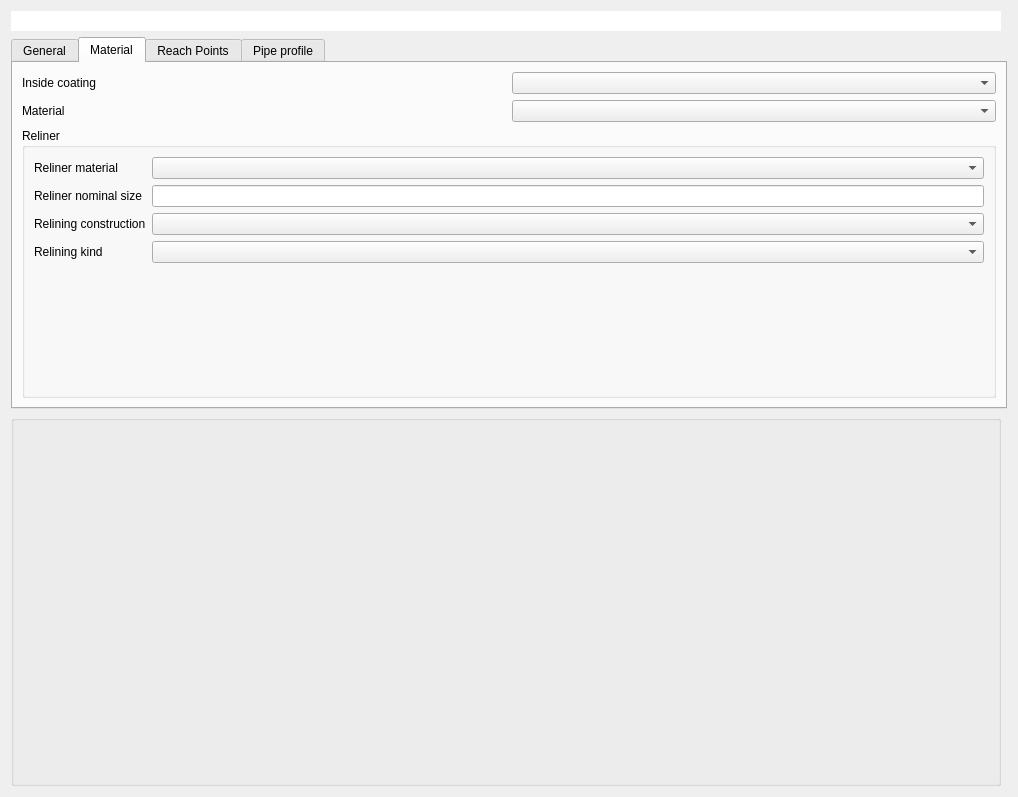
Qt form project/forms/reach.ui (QGEP/QGEP) before a commit.
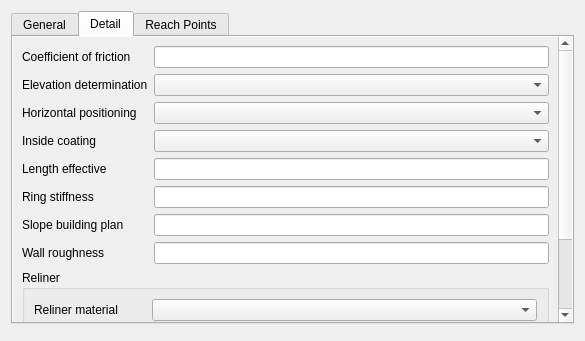
The same form after that commit. The open tabs and pages were chosen to show the change. Custom widgets are drawn as their Qt base class.

Commit message: A lot of updates to forms and project

The edit to the form file:
```diff
--- a/project/forms/reach.ui
+++ b/project/forms/reach.ui
@@ -6,31 +6,15 @@
    <rect>
     <x>0</x>
     <y>0</y>
-    <width>1018</width>
-    <height>797</height>
+    <width>585</width>
+    <height>341</height>
    </rect>
   </property>
   <property name="windowTitle">
    <string>Form</string>
   </property>
   <layout class="QGridLayout" name="gridLayout">
-   <item row="0" column="0">
-    <widget class="QLineEdit" name="obj_id">
-     <property name="font">
-      <font>
-       <weight>75</weight>
-       <bold>true</bold>
-      </font>
-     </property>
-     <property name="frame">
-      <bool>false</bool>
-     </property>
-     <property name="readOnly">
-      <bool>true</bool>
-     </property>
-    </widget>
-   </item>
-   <item row="1" column="0" colspan="2">
+   <item row="0" column="0" colspan="2">
     <widget class="QTabWidget" name="tabWidget">
      <property name="currentIndex">
       <number>0</number>
@@ -40,31 +24,116 @@
        <string>General</string>
       </attribute>
       <layout class="QGridLayout" name="gridLayout_2">
-       <item row="7" column="2">
-        <widget class="QLineEdit" name="wall_roughness"/>
+       <item row="11" column="1" colspan="2">
+        <widget class="QgsRelationReferenceWidget" name="fk_pipe_profile">
+         <property name="sizePolicy">
+          <sizepolicy hsizetype="Preferred" vsizetype="Fixed">
+           <horstretch>0</horstretch>
+           <verstretch>0</verstretch>
+          </sizepolicy>
+         </property>
+         <property name="embedForm" stdset="0">
+          <bool>true</bool>
+         </property>
+         <property name="readOnlySelector" stdset="0">
+          <bool>false</bool>
+         </property>
+        </widget>
+       </item>
+       <item row="11" column="0">
+        <widget class="QLabel" name="label_15">
+         <property name="text">
+          <string>Pipe profile</string>
+         </property>
+        </widget>
        </item>
        <item row="7" column="0">
-        <widget class="QLabel" name="label_14">
+        <widget class="QLabel" name="label_8">
          <property name="text">
-          <string>Wall roughness</string>
+          <string>Material</string>
          </property>
         </widget>
        </item>
-       <item row="1" column="2">
+       <item row="0" column="0">
+        <widget class="QLabel" name="label_2">
+         <property name="text">
+          <string>Clear height</string>
+         </property>
+        </widget>
+       </item>
+       <item row="0" column="1">
+        <widget class="QLineEdit" name="clear_height"/>
+       </item>
+       <item row="7" column="1">
+        <widget class="QComboBox" name="material"/>
+       </item>
+      </layout>
+     </widget>
+     <widget class="QWidget" name="tab_2">
+      <attribute name="title">
+       <string>Detail</string>
+      </attribute>
+      <layout class="QGridLayout" name="gridLayout_3">
+       <property name="margin">
+        <number>0</number>
+       </property>
+       <item row="0" column="0">
+        <widget class="QScrollArea" name="scrollArea">
+         <property name="frameShape">
+          <enum>QFrame::NoFrame</enum>
+         </property>
+         <property name="widgetResizable">
+          <bool>true</bool>
+         </property>
+         <widget class="QWidget" name="scrollAreaWidgetContents">
+          <property name="geometry">
+           <rect>
+            <x>0</x>
+            <y>0</y>
+            <width>550</width>
+            <height>534</height>
+           </rect>
+          </property>
+          <layout class="QFormLayout" name="formLayout_2">
+           <item row="0" column="0">
+            <widget class="QLabel" name="label">
+             <property name="text">
+              <string>Coefficient of friction</string>
+             </property>
+            </widget>
+           </item>
+           <item row="0" column="1">
         <widget class="QLineEdit" name="coefficient_of_friction"/>
        </item>
-       <item row="3" column="0">
+           <item row="1" column="0">
+            <widget class="QLabel" name="label_4">
+             <property name="text">
+              <string>Elevation determination</string>
+             </property>
+            </widget>
+           </item>
+           <item row="1" column="1">
+            <widget class="QComboBox" name="elevation_determination"/>
+           </item>
+           <item row="2" column="0">
         <widget class="QLabel" name="label_3">
          <property name="text">
           <string>Horizontal positioning</string>
          </property>
         </widget>
        </item>
-       <item row="2" column="2">
-        <widget class="QComboBox" name="elevation_determination"/>
-       </item>
-       <item row="5" column="2">
-        <widget class="QLineEdit" name="ring_stiffness"/>
+           <item row="2" column="1">
+            <widget class="QComboBox" name="horizontal_positioning"/>
+           </item>
+           <item row="3" column="0">
+            <widget class="QLabel" name="label_5">
+             <property name="text">
+              <string>Inside coating</string>
+             </property>
+            </widget>
+           </item>
+           <item row="3" column="1">
+            <widget class="QComboBox" name="inside_coating"/>
        </item>
        <item row="4" column="0">
         <widget class="QLabel" name="label_7">
@@ -73,36 +142,9 @@
          </property>
         </widget>
        </item>
-       <item row="6" column="2">
-        <widget class="QLineEdit" name="slope_building_plan"/>
-       </item>
-       <item row="6" column="0">
-        <widget class="QLabel" name="label_13">
-         <property name="text">
-          <string>Slope building plan</string>
-         </property>
-        </widget>
-       </item>
-       <item row="0" column="0">
-        <widget class="QLabel" name="label_2">
-         <property name="text">
-          <string>Clear height</string>
-         </property>
-        </widget>
-       </item>
-       <item row="4" column="2">
+           <item row="4" column="1">
         <widget class="QLineEdit" name="length_effective"/>
        </item>
-       <item row="0" column="2">
-        <widget class="QLineEdit" name="clear_height"/>
-       </item>
-       <item row="2" column="0">
-        <widget class="QLabel" name="label_4">
-         <property name="text">
-          <string>Elevation determination</string>
-         </property>
-        </widget>
-       </item>
        <item row="5" column="0">
         <widget class="QLabel" name="label_6">
          <property name="text">
@@ -110,41 +152,30 @@
          </property>
         </widget>
        </item>
-       <item row="1" column="0">
-        <widget class="QLabel" name="label">
+           <item row="5" column="1">
+            <widget class="QLineEdit" name="ring_stiffness"/>
+           </item>
+           <item row="6" column="0">
+            <widget class="QLabel" name="label_13">
          <property name="text">
-          <string>Coefficient of friction</string>
+              <string>Slope building plan</string>
          </property>
         </widget>
        </item>
-       <item row="3" column="2">
-        <widget class="QComboBox" name="horizontal_positioning"/>
-       </item>
-      </layout>
-     </widget>
-     <widget class="QWidget" name="tab_2">
-      <attribute name="title">
-       <string>Material</string>
-      </attribute>
-      <layout class="QGridLayout" name="gridLayout_3">
-       <item row="0" column="0">
-        <widget class="QLabel" name="label_5">
+           <item row="6" column="1">
+            <widget class="QLineEdit" name="slope_building_plan"/>
+           </item>
+           <item row="7" column="0">
+            <widget class="QLabel" name="label_14">
          <property name="text">
-          <string>Inside coating</string>
+              <string>Wall roughness</string>
          </property>
         </widget>
        </item>
-       <item row="2" column="0">
-        <widget class="QLabel" name="label_8">
-         <property name="text">
-          <string>Material</string>
-         </property>
-        </widget>
-       </item>
-       <item row="2" column="1">
-        <widget class="QComboBox" name="material"/>
-       </item>
-       <item row="3" column="0" colspan="2">
+           <item row="7" column="1">
+            <widget class="QLineEdit" name="wall_roughness"/>
+           </item>
+           <item row="8" column="0" colspan="2">
         <widget class="QGroupBox" name="groupBox">
          <property name="title">
           <string>Reliner</string>
@@ -158,7 +189,7 @@
            </widget>
           </item>
           <item row="0" column="1">
-           <widget class="QComboBox" name="relinere_material"/>
+               <widget class="QComboBox" name="reliner_material"/>
           </item>
           <item row="1" column="0">
            <widget class="QLabel" name="label_10">
@@ -193,8 +224,9 @@
          </layout>
         </widget>
        </item>
-       <item row="0" column="1">
-        <widget class="QComboBox" name="inside_coating"/>
+          </layout>
+         </widget>
+        </widget>
        </item>
       </layout>
      </widget>
@@ -223,7 +255,7 @@
           </property>
           <item row="0" column="0">
            <widget class="QgsRelationReferenceWidget" name="fk_reach_point_from">
-            <property name="embedForm">
+            <property name="embedForm" stdset="0">
              <bool>true</bool>
             </property>
            </widget>
@@ -251,7 +283,7 @@
           </property>
           <item row="0" column="0">
            <widget class="QgsRelationReferenceWidget" name="fk_reach_point_to">
-            <property name="embedForm">
+            <property name="embedForm" stdset="0">
              <bool>true</bool>
             </property>
            </widget>
@@ -261,52 +293,14 @@
        </item>
       </layout>
      </widget>
-     <widget class="QWidget" name="tab_4">
-      <attribute name="title">
-       <string>Pipe profile</string>
-      </attribute>
-      <layout class="QGridLayout" name="gridLayout_4">
-       <item row="0" column="0">
-        <widget class="QgsRelationReferenceWidget" name="fk_pipe_profile">
-         <property name="embedForm">
-          <bool>true</bool>
-         </property>
-         <property name="readOnlySelector">
-          <bool>false</bool>
-         </property>
-        </widget>
-       </item>
-      </layout>
-     </widget>
-    </widget>
-   </item>
-   <item row="2" column="0">
-    <widget class="QgsRelationEditorWidget" name="mRelationEditor">
-     <property name="sizePolicy">
-      <sizepolicy hsizetype="Expanding" vsizetype="Expanding">
-       <horstretch>0</horstretch>
-       <verstretch>0</verstretch>
-      </sizepolicy>
-     </property>
-     <property name="qgisRelation">
-      <string>reach_wastewater_structure</string>
-     </property>
-    </widget>
+    </widget>
+   </item>
+   <item row="9" column="0">
+    <widget class="QgsRelationReferenceWidget" name="obj_id"/>
    </item>
   </layout>
  </widget>
  <customwidgets>
-  <customwidget>
-   <class>QgsCollapsibleGroupBox</class>
-   <extends>QGroupBox</extends>
-   <header>qgscollapsiblegroupbox.h</header>
-   <container>1</container>
-  </customwidget>
-  <customwidget>
-   <class>QgsRelationEditorWidget</class>
-   <extends>QgsCollapsibleGroupBox</extends>
-   <header>qgsrelationeditorwidget.h</header>
-  </customwidget>
   <customwidget>
    <class>QgsRelationReferenceWidget</class>
    <extends>QWidget</extends>
```
Lines whose indentation alone changed are shown as unchanged. The commit also changes 4 other files.
